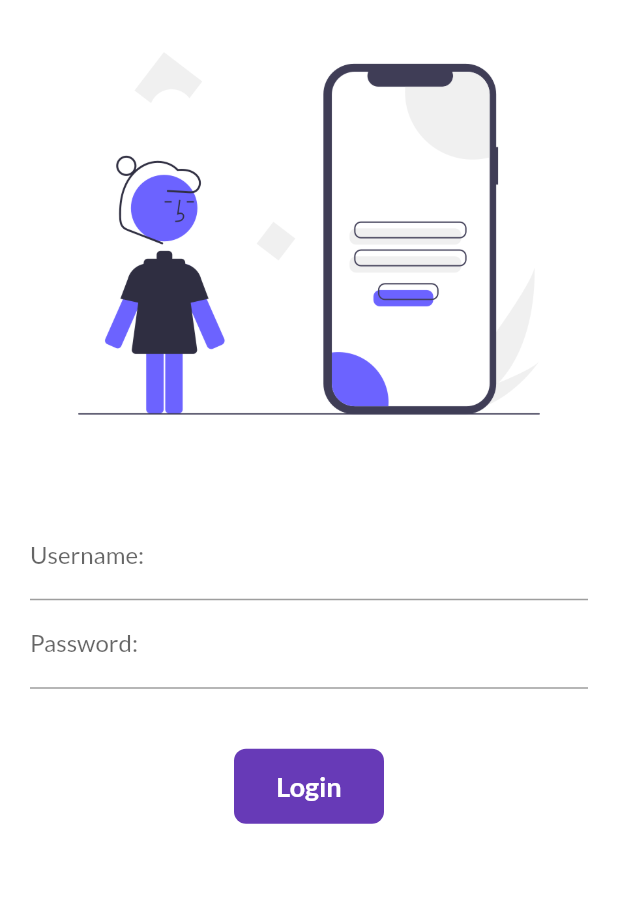
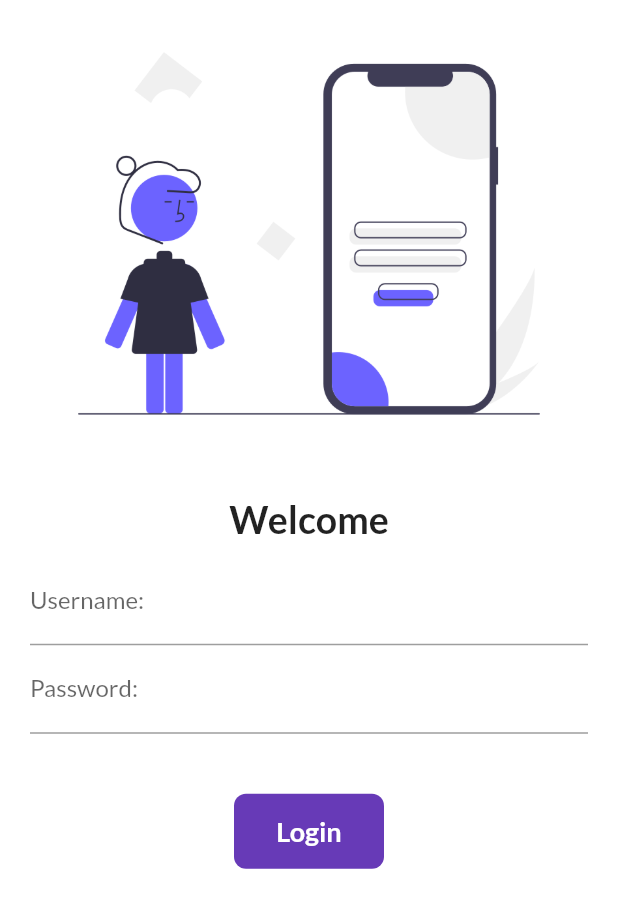
Before and after one commit to tahmid56/FlutterTutorial2, a Flutter app: the screen it shows after launch, on a phone screen of 412 x 824 dp. Shown: the top 908 px of the screen. Run offline on Flutter 3.47's test engine with Material 2 defaults, Android fonts, the phone set to English and light mode, and no system bars; our stand-ins replace google_fonts.

Commit message:
day 7 done

```diff
--- a/lib/pages/login_page.dart
+++ b/lib/pages/login_page.dart
@@ -10,12 +10,28 @@ class LoginPage extends StatefulWidget {
 
 class _LoginPageState extends State<LoginPage> {
   bool changeType = false;
+  final _formKey = GlobalKey<FormState>();
+
+  moveToHome(BuildContext context) async {
+    if (_formKey.currentState!.validate()) {
+      setState(() {
+        changeType = true;
+      });
+      await Future.delayed(Duration(seconds: 1));
+      await Navigator.pushNamed(context, MyRoutes.homeRoute);
+      setState(() {
+        changeType = false;
+      });
+    }
+  }
 
   @override
   Widget build(BuildContext context) {
     return Material(
       color: Colors.white,
       child: SingleChildScrollView(
+        child: Form(
+          key: _formKey,
           child: Column(
             children: [
               Image.asset(
@@ -25,9 +41,13 @@ class _LoginPageState extends State<LoginPage> {
               SizedBox(
                 height: 20.0,
               ),
+              Text(
+                "Welcome",
+                style: TextStyle(fontWeight: FontWeight.bold, fontSize: 25),
+              ),
               Padding(
-              padding:
-                  const EdgeInsets.symmetric(horizontal: 20.0, vertical: 10.0),
+                padding: const EdgeInsets.symmetric(
+                    horizontal: 20.0, vertical: 10.0),
                 child: Column(
                   children: [
                     TextFormField(
@@ -36,6 +56,12 @@ class _LoginPageState extends State<LoginPage> {
                         hintText: 'Enter Username',
                         labelText: "Username:",
                       ),
+                      validator: (value) {
+                        if (value!.isEmpty) {
+                          return "UserName cannot be empty";
+                        }
+                        return null;
+                      },
                     ),
                     TextFormField(
                       obscureText: true,
@@ -44,18 +70,23 @@ class _LoginPageState extends State<LoginPage> {
                         hintText: 'Enter Password',
                         labelText: "Password:",
                       ),
+                      validator: (value) {
+                        if (value!.isEmpty) {
+                          return "Password cannot be empty";
+                        } else if (value.length < 6) {
+                          return "Password must be more then 6 characters";
+                        }
+                        return null;
+                      },
                     ),
                     SizedBox(
                       height: 40.0,
                     ),
-                  InkWell(
-                    onTap: () async {
-                      setState(() {
-                        changeType = true;
-                      });
-                      await Future.delayed(Duration(seconds: 1));
-                      Navigator.pushNamed(context, MyRoutes.homeRoute);
-                    },
+                    Material(
+                      color: Colors.deepPurple,
+                      borderRadius: BorderRadius.circular(changeType ? 50 : 8),
+                      child: InkWell(
+                        onTap: () => moveToHome(context),
                         child: AnimatedContainer(
                           duration: Duration(seconds: 1),
                           height: 50,
@@ -74,10 +105,6 @@ class _LoginPageState extends State<LoginPage> {
                                     fontSize: 18,
                                   ),
                                 ),
-                      decoration: BoxDecoration(
-                        color: Colors.deepPurple,
-                        borderRadius:
-                            BorderRadius.circular(changeType ? 50 : 8),
                         ),
                       ),
                     )
@@ -94,6 +121,7 @@ class _LoginPageState extends State<LoginPage> {
             ],
           ),
         ),
+      ),
     );
   }
 }
```
Lines whose indentation alone changed are shown as unchanged.
